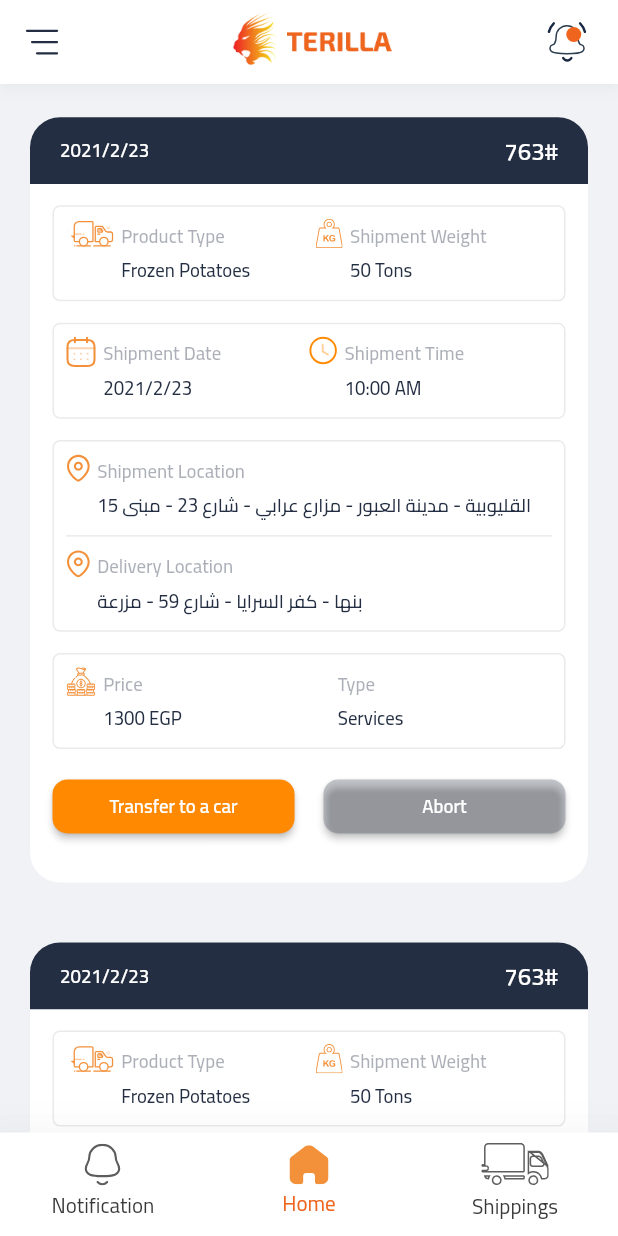
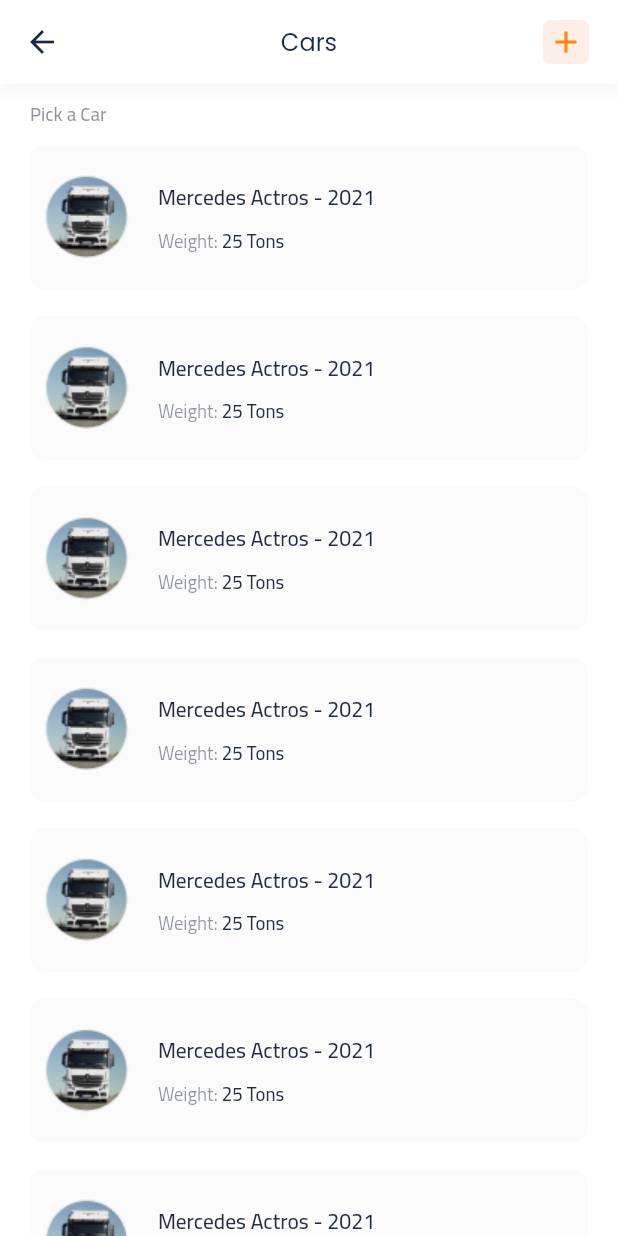
Before and after one commit to AhmedOsaama/Terilla_contractor, a Flutter app: the MainHomeScreen screen opened directly, scrolled down 576 dp, after a tap on "Transfer to a car", on a phone screen of 412 x 824 dp. Run offline on Flutter 3.47's test engine with Material 2 defaults, Android fonts, the phone set to English and light mode, and no system bars; our stand-ins replace easy_localization, flutter_screenutil, flutter_svg, location; missing offline and left inert: country_calling_code_picker.

Commit message:
car selection and transportation details

```diff
--- a/lib/core/utils/app_colors.dart
+++ b/lib/core/utils/app_colors.dart
@@ -4,6 +4,9 @@ class AppColors {
   static const Color primary = Color(0xffEF651E);
   static const Color lightPrimary = Color(0xffFF8900);
   static const Color darkPrimary = Color.fromRGBO(36, 46, 66, 1);
+  static const Color darkPrimaryHalf = Color.fromRGBO(36, 46, 66, 0.5);
+  static const Color selectedContainer = Color.fromRGBO(255, 229, 206, 1);
+  static const Color sectionHeader = Color.fromRGBO(36, 46, 66, 0.38);
   static const Color card = Color(0x1A777777);
   static const Color data = Color(0xffB9B9B9);
   static const Color body = Color(0xff7C7C7C);
--- a/lib/core/utils/app_strings.dart
+++ b/lib/core/utils/app_strings.dart
@@ -75,6 +75,30 @@ class AppStrings {
   static String shipmentType = "Type".tr();
   static String shipmentLocation = "Shipment Location".tr();
   static String deliveryLocation = "Delivery Location".tr();
+
+  //cars screen
+  static String cars = "Cars".tr();
+  static String pickACar = "Pick a Car".tr();
+  static String carName = "Mercedes Actros - 2021".tr();
+  static String weight = "Weight".tr();
+  static String confirm = "Confirm".tr();
+
+  //add car screen
+  static String addCar = "Add Car".tr();
+  static String carImage = "Car Image".tr();
+  static String licenseImage = "License Image".tr();
+  static String carModel = "Car Model".tr();
+  static String carType = "Car Type".tr();
+  static String weightPayload = "Weight Payload(Ton)".tr();
+
+  //transportation detail screen
+  static String transportationWillStartIn = "Transportation Will Start in 26/8/2022".tr();
+  static String clientInfo = "Client Info".tr();
+  static String numberOfRequests = "Number of Requests".tr();
+  static String requestInfo = "Request Info".tr();
+  static String beginTransportation = "Begin Transportation".tr();
+  static String phoneNumber = "Phone Number".tr();
+
 
   // drawer
   static String Ratings = "Ratings".tr();
--- a/lib/core/utils/icons_manager.dart
+++ b/lib/core/utils/icons_manager.dart
@@ -20,3 +20,8 @@ const String notificationTruck = '$imgPath/notification_truck.svg';
 const String notificationTruck2 = '$imgPath/notification_truck2.svg';
 const String success = '$imgPath/success.svg';
 const String canceled = '$imgPath/canceled.svg';
+const String border = '$imgPath/border.svg';
+const String camera = '$imgPath/camera.svg';
+const String vehicle = '$imgPath/vehicle.svg';
+const String moneyCase = '$imgPath/money_case.svg';
+const String call = '$imgPath/call.svg';
--- /dev/null
+++ b/lib/view/screens/car_selection_screen/car_selection_screen.dart
@@ -0,0 +1,126 @@
+import 'package:flutter/material.dart';
+import 'package:flutter_screenutil/flutter_screenutil.dart';
+import 'package:terilla_contractor/config/routes/app_navigator.dart';
+import 'package:terilla_contractor/core/utils/app_colors.dart';
+import 'package:terilla_contractor/core/utils/app_strings.dart';
+import 'package:terilla_contractor/core/utils/assets_manager.dart';
+import 'package:terilla_contractor/core/utils/style_utils.dart';
+import 'package:terilla_contractor/view/screens/car_selection_screen/add_car_screen.dart';
+import 'package:terilla_contractor/view/screens/car_selection_screen/transportation_details_screen.dart';
+import 'package:terilla_contractor/view/widgets/my_app_bar.dart';
+
+class CarSelectionScreen extends StatefulWidget {
+  CarSelectionScreen({Key? key}) : super(key: key);
+
+  @override
+  State<CarSelectionScreen> createState() => _CarSelectionScreenState();
+}
+
+class _CarSelectionScreenState extends State<CarSelectionScreen> {
+  int? selectedCarIndex;
+
+  @override
+  Widget build(BuildContext context) {
+    return Scaffold(
+      floatingActionButton: selectedCarIndex != null ? Container(
+        margin: EdgeInsets.symmetric(horizontal: 20.w),
+        width: double.infinity,
+        child: ElevatedButton(
+          onPressed: () => AppNavigator.push(context: context, screen: TransportationDetailScreen()),
+          child: Text(AppStrings.confirm,),
+          style: ElevatedButton.styleFrom(
+            shape: RoundedRectangleBorder(borderRadius: BorderRadius.circular(5)),
+            backgroundColor: AppColors.lightPrimary,
+          ),
+        ),
+      ) : null,
+      floatingActionButtonLocation: FloatingActionButtonLocation.centerFloat,
+      appBar: MyAppBar(context, title: AppStrings.cars, actions: [
+        GestureDetector(
+          onTap: () {
+            AppNavigator.push(context: context, screen: AddCarScreen());
+          },
+          child: Container(
+            width: 32.w,
+            // height: 10.h,
+            margin: EdgeInsets.symmetric(horizontal: 20.w,vertical: 15.h),
+            decoration: BoxDecoration(
+              color: AppColors.primary.withOpacity(0.1),
+              borderRadius: BorderRadius.circular(5),
+              shape: BoxShape.rectangle
+            ),
+            child: Icon(Icons.add,color: AppColors.lightPrimary,),
+          ),
+        ),
+      ]),
+      body: Padding(
+        padding: const EdgeInsets.symmetric(horizontal: 20),
+        child: Column(
+          crossAxisAlignment: CrossAxisAlignment.start,
+          children: [
+            SizedBox(height: 10.h,),
+            Text(
+              AppStrings.pickACar,
+              style: TextStyles.textViewSemiBold14
+                  .copyWith(color: AppColors.darkPrimary.withOpacity(0.5)),
+            ),
+            Expanded(
+                child: ListView(
+              children: List.generate(
+                  10,
+                  (index) => GestureDetector(
+                      onTap: (){
+                        setState((){
+                        selectedCarIndex = index;
+                        });
+                      },
+                      child: Container(
+                      padding: const EdgeInsets.symmetric(vertical: 20,horizontal: 10),
+                      margin: EdgeInsets.symmetric(vertical: 10.h),
+                          decoration: BoxDecoration(
+                            color: selectedCarIndex == index ? AppColors.selectedContainer : Color.fromRGBO(251, 251, 251, 1),
+                            borderRadius: BorderRadius.circular(10),
+                          ),
+                          child: Row(
+                            children: [
+                              Image.asset(carImage),
+                              SizedBox(width: 20.w,),
+                              Column(
+                                crossAxisAlignment: CrossAxisAlignment.start,
+                                children: [
+                                  Text(
+                                    AppStrings.carName,
+                                    style: TextStyles.textViewMedium16
+                                        .copyWith(color: AppColors.darkPrimary),
+                                  ),
+                                  SizedBox(
+                                    height: 5.h,
+                                  ),
+                                  Text.rich(
+                                    TextSpan(
+                                        text: "${AppStrings.weight}: ",
+                                        style: TextStyles.textViewRegular14
+                                            .copyWith(
+                                                color: AppColors.darkPrimaryHalf),
+                                        children: [
+                                          TextSpan(
+                                              text: "25 Tons",
+                                              style: TextStyles.textViewMedium14
+                                                  .copyWith(
+                                                      color: AppColors
+                                                          .darkPrimary))
+                                        ]),
+                                  ),
+                                ],
+                              )
+                            ],
+                          ),
+                        ),
+                    )),
+            )),
+          ],
+        ),
+      ),
+    );
+  }
+}
--- a/lib/view/screens/main_home_screens/home screen/home_screen.dart
+++ b/lib/view/screens/main_home_screens/home screen/home_screen.dart
@@ -6,6 +6,7 @@ import 'package:terilla_contractor/core/utils/icons_manager.dart';
 import 'package:terilla_contractor/core/utils/style_utils.dart';
 import 'package:terilla_contractor/view/components/request_container.dart';
 import 'package:terilla_contractor/view/components/request_info.dart';
+import 'package:terilla_contractor/view/screens/car_selection_screen/car_selection_screen.dart';
 import 'package:terilla_contractor/view/screens/main_home_screens/main_home_screens.dart';
 import 'package:terilla_contractor/view/widgets/request_widget.dart';
 
@@ -81,7 +82,7 @@ class _HomeScreenState extends State<HomeScreen> {
                     child: Row(
                       children: [
                         Expanded(child: ElevatedButton(
-                          onPressed: (){},
+                          onPressed: () => AppNavigator.push(context: context, screen: CarSelectionScreen()),
                           child: Text("Transfer to a car",style: TextStyles.textViewSemiBold14,),
                           style: ElevatedButton.styleFrom(
                             shape: RoundedRectangleBorder(borderRadius: BorderRadius.circular(10)),
--- a/lib/view/screens/main_home_screens/main_home_screens.dart
+++ b/lib/view/screens/main_home_screens/main_home_screens.dart
@@ -63,32 +63,7 @@ class _MainHomeScreenState extends State<MainHomeScreen> {
           },
           icon: SvgPicture.asset(AppAssets.drawerIcon),
         ),
-        actions: [
-          IconButton(
-              onPressed: () {
-                // Navigator.pushNamed(context, AppRoutes.notification);
-              },
-              icon: Stack(
-                children: [
-                  SvgPicture.asset(AppAssets.notificationIcon),
-                  // check if have notification or no
-                  if (true)
-                    Positioned(
-                      top: 4,
-                      right: 4,
-                      child: Container(
-                        height: 10,
-                        width: 10,
-                        decoration: const BoxDecoration(
-                          color: AppColors.primary,
-                          shape: BoxShape.circle,
-                        ),
-                      ),
-                    ),
-                ],
-              )),
-          const SizedBox(width: 10),
-        ],
+
       ),
       body: getBody(currentPageIndex),
       bottomNavigationBar: BottomNavigationBar(
--- a/lib/view/widgets/request_widget.dart
+++ b/lib/view/widgets/request_widget.dart
@@ -22,7 +22,6 @@ class RequestWidget extends StatelessWidget {
           Container(
             width: double.infinity,
             height: 50.h,
-            clipBehavior: Clip.hardEdge,
             padding: const EdgeInsets.symmetric(horizontal: 20),
             decoration: const BoxDecoration(
                 color: AppColors.darkPrimary,
```
Also changed, not shown: lib/core/utils/assets_manager.dart (+2 -31 lines), lib/view/components/client_info.dart (added, +54 -0 lines), lib/view/components/transportation_info.dart (added, +49 -0 lines), lib/view/screens/car_selection_screen/add_car_screen.dart (added, +60 -0 lines), lib/view/screens/car_selection_screen/transportation_details_screen.dart (added, +147 -0 lines), lib/view/widgets/image_picker_widget.dart (added, +33 -0 lines), assets/icons/border.svg (added), assets/icons/call.svg (added), assets/icons/camera.svg (added), assets/icons/money_case.svg (added), assets/icons/vehicle.svg (added), assets/imgs/car.png (added), assets/imgs/person.png (added).
